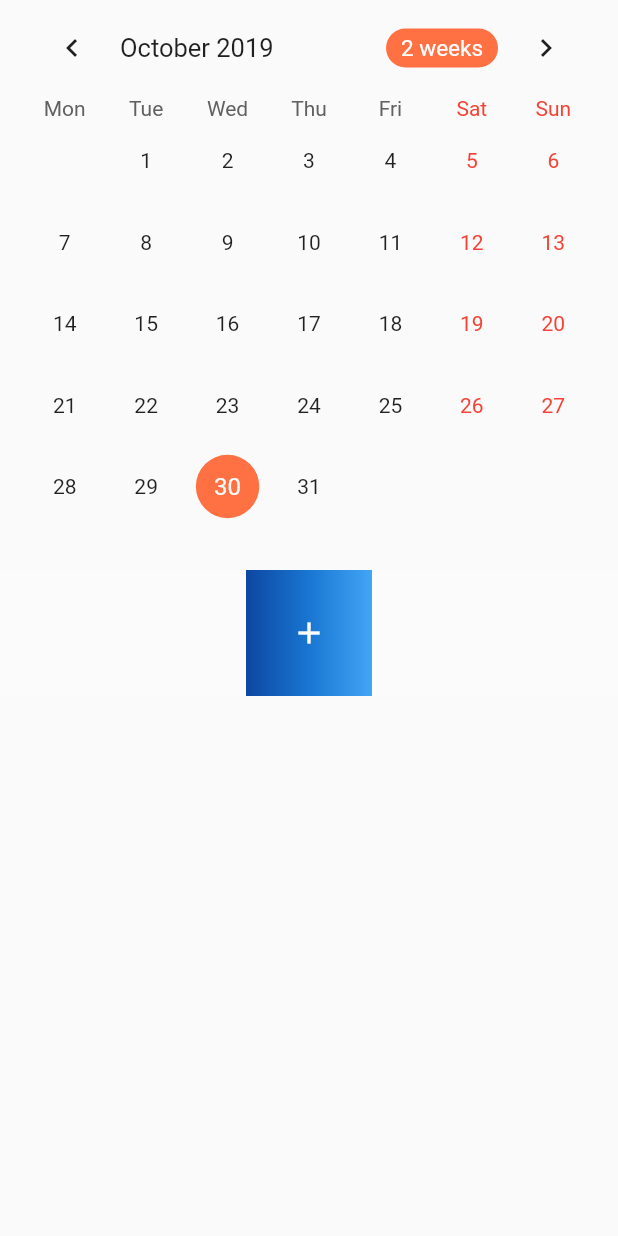
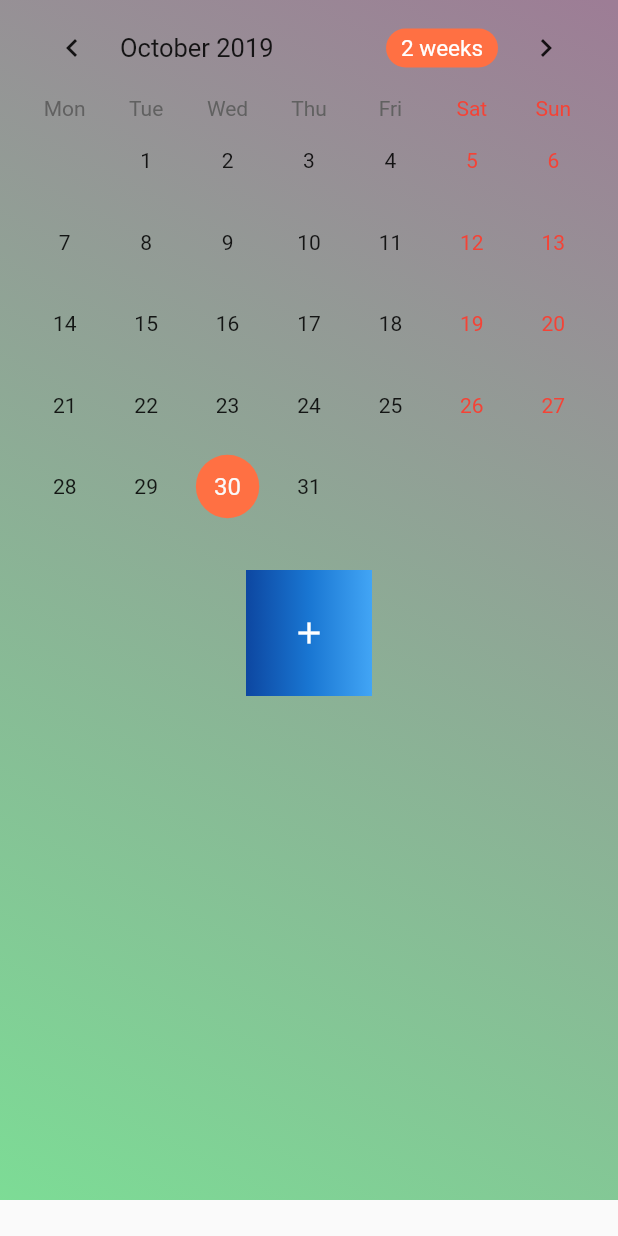
Before and after one commit to PrasannS/katy_mental_health, a Flutter app: the CalendarPage screen opened directly, on a phone screen of 412 x 824 dp. Run offline on Flutter 3.47's test engine with Material 2 defaults, Android fonts, the phone set to English and light mode, and no system bars; drawn by our look-alikes of table_calendar; our stand-ins replace cloud_firestore, firebase_auth, fl_chart, sqflite; missing offline and left inert: flutter_circular_slider; accounts and stored records are empty.

Commit message:
Lots of UI code added, app looks much improved.

```diff
--- a/lib/Pages/calendar_page.dart
+++ b/lib/Pages/calendar_page.dart
@@ -30,7 +30,9 @@ class _CalendarPageState extends State<CalendarPage> {
   Widget bottom ;
   DateTime selectedDate;
   CalendarController _calendarController;
+  final baseColor = Color.fromRGBO(255, 255, 255, 0.3);
 
+  int currentmood = 190;
   @override
   void dispose() {
     // TODO: implement dispose
@@ -53,9 +55,12 @@ class _CalendarPageState extends State<CalendarPage> {
     /// Example Calendar Carousel without header and custom prev & next button
     return new Scaffold(
         body: SingleChildScrollView(
-          child:SizedBox(
+          child:Container(
             height: 800,
             width: double.infinity,
+            decoration: BoxDecoration(
+              gradient: getGradient(currentmood),
+            ),
             child: ListView(
               children: <Widget>[
                 //custom icon
@@ -67,13 +72,12 @@ class _CalendarPageState extends State<CalendarPage> {
                 ),
                 bottom,
                 FlatButton(
-                  color: Colors.white24,
+                  color: Colors.transparent,
                   onPressed: () {
                     Navigator.push(
                       context,
                       MaterialPageRoute(builder: (context) => AnswerPage(time:selectedDate.millisecondsSinceEpoch)),
                     );
-                    print("hi");
                     _onDaySelected(selectedDate, null);
                   },
                   textColor: Colors.white,
@@ -168,10 +172,9 @@ class _CalendarPageState extends State<CalendarPage> {
         for(Entry e in entryList){
           DateTime today = DateTime.fromMillisecondsSinceEpoch(e.datetime);
           if(day.year == today.year && day.month == today.month && day.day == today.day){
+            currentmood = e.mood;
+
             bottom= Container(
-              decoration: BoxDecoration(
-                gradient: getGradient(e.mood),
-              ),
               height: 400,
               child: ListView(
                 children: <Widget>[
@@ -183,8 +186,13 @@ class _CalendarPageState extends State<CalendarPage> {
                     ],
                     mainAxisAlignment: MainAxisAlignment.spaceEvenly,
                   ),
-                  SizedBox(
-                    height: 30,
+                  new RaisedButton(
+                    child: Text('${Constants.questionOptions[e.activity-1]}'),
+                    color: Color.fromRGBO(255, 255, 255, .5),
+                    textColor: Colors.white,
+                    shape: RoundedRectangleBorder(
+                      borderRadius: BorderRadius.circular(40.0),
+                    ),
                   ),
                   getTextWidget(Constants.questionsOfTheDay[e.question_id]),
                   getTextWidget(e.answer),
@@ -194,6 +202,9 @@ class _CalendarPageState extends State<CalendarPage> {
             );
             break;
           }
+          else{
+            currentmood=150;
+          }
         }
       });
     });
--- a/lib/Utils/constants.dart
+++ b/lib/Utils/constants.dart
@@ -29,4 +29,16 @@ class Constants{
     "What do you love about yourself?  ",
     "What are three of your absolute favorite activities?"
   ];
+
+  static List<String> questionOptions = [
+    "Work",
+    "Education",
+    "Relax",
+    "Family",
+    "Food",
+    "Friends",
+    "Extra-Curiccullar",
+    "Other"
+  ];
+
 }
```
Also changed, not shown: lib/Pages/answer_page.dart (+18 -85 lines), lib/Pages/community_page.dart (+13 -16 lines), lib/main.dart (+7 -2 lines).
